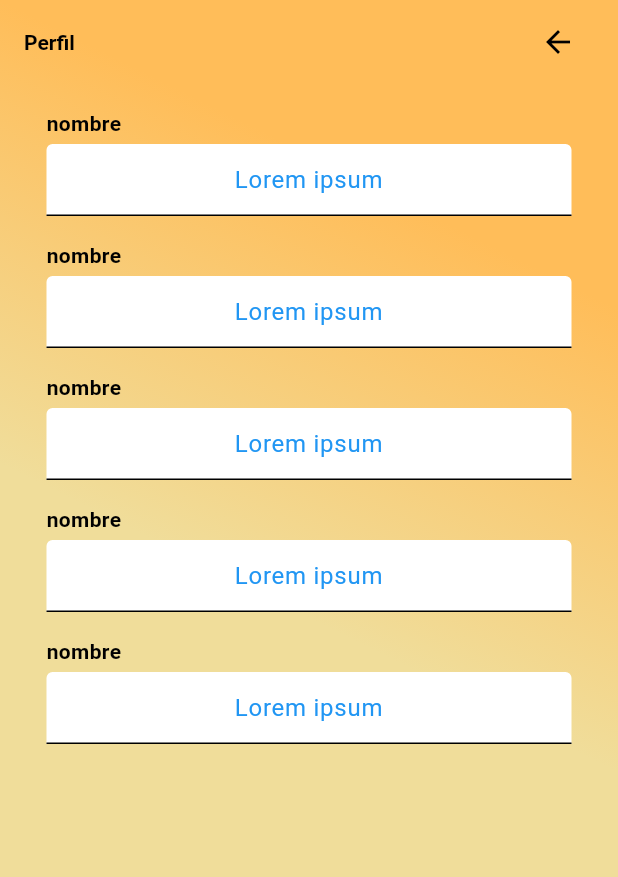
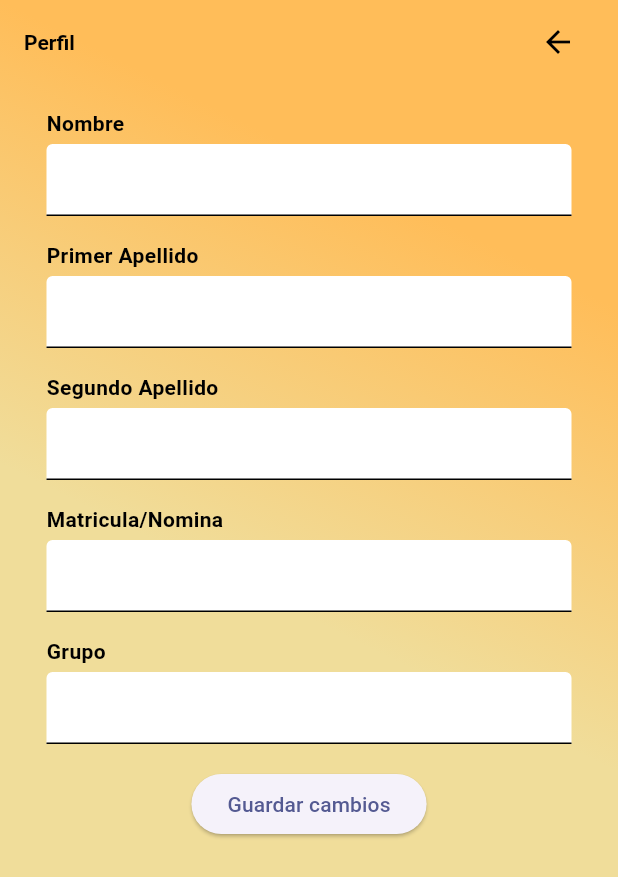
Before and after one commit to Jncr22/flutter-eventview-app, a Flutter app: the SettingProfileView screen opened by its route, on a phone screen of 412 x 824 dp. Shown: the top 877 px of the screen. Run offline on Flutter 3.47's test engine with Material 3 defaults, Android fonts, the phone set to English and light mode, and no system bars; our stand-ins replace camera, cloud_firestore, firebase_auth, firebase_core, firebase_storage, flutter_pw_validator and 4 more; accounts and stored records are empty.

Commit message:
feat - mostrar y actualizar datos en perfil de estudiante

```diff
--- a/lib/config/router/app_router.dart
+++ b/lib/config/router/app_router.dart
@@ -48,7 +48,7 @@ final appRouter = GoRouter(
      GoRoute(
       name: 'settingAccount',
       path: '/settingAccount',
-      builder: (context, state) => const SettingAccountView(),
+      builder: (context, state) => SettingAccountView(),
     ),
      GoRoute(
       name: 'settingSecure',
--- a/lib/presentation/screens/student/settings/setting_profile_screen.dart
+++ b/lib/presentation/screens/student/settings/setting_profile_screen.dart
@@ -1,74 +1,160 @@
-import 'package:eventview_application_1/presentation/screens.dart';
+import 'package:eventview_application_1/auth_service.dart';
 import 'package:flutter/material.dart';
+import 'package:eventview_application_1/presentation/screens.dart';// Asegúrate de tener este servicio
+import 'package:firebase_auth/firebase_auth.dart';
+import 'package:cloud_firestore/cloud_firestore.dart';
 import 'package:go_router/go_router.dart';
 
-
-class SettingProfileView extends StatelessWidget {
+class SettingProfileView extends StatefulWidget {
  const SettingProfileView({super.key});
 
  @override
+ _SettingProfileViewState createState() => _SettingProfileViewState();
+}
+
+class _SettingProfileViewState extends State<SettingProfileView> {
+ final TextEditingController _nameController = TextEditingController();
+ final TextEditingController _lastNameController = TextEditingController();
+ final TextEditingController _secondSurnameController = TextEditingController();
+ final TextEditingController _matriculaNominaController = TextEditingController();
+ final TextEditingController _grupoController = TextEditingController();
+ Map<String, dynamic>? _userData;
+
+ @override
+ void initState() {
+ super.initState();
+ _fetchUserData();
+}
+
+Future<void> _fetchUserData() async {
+ try {
+    final user = FirebaseAuth.instance.currentUser;
+    if (user != null) {
+      DocumentSnapshot userDoc =
+          await FirebaseFirestore.instance.collection('users').doc(user.uid).get();
+      setState(() {
+        _userData = userDoc.data() as Map<String, dynamic>?;
+      });
+    }
+ } catch (e) {
+    print('Error al obtener los datos del usuario: $e');
+ }
+}
+
+@override
 Widget build(BuildContext context) {
-    return  GradientBackground(
+ return GradientBackground(
     child: Scaffold(
       backgroundColor: Colors.transparent,
       appBar: AppBar(
         backgroundColor: Colors.transparent,
-          title: Align(child: Row(
+        title: Align(
+          child: Row(
             mainAxisAlignment: MainAxisAlignment.spaceBetween,
             children: [
-                const Text( 'Perfil',
-                style: TextStyle(color: Colors.black,fontWeight: FontWeight.bold),),
-                IconButton(color: Colors.black,
-                onPressed: (){
+              const Text(
+                'Perfil',
+                style: TextStyle(color: Colors.black, fontWeight: FontWeight.bold),
+              ),
+              IconButton(
+                color: Colors.black,
+                onPressed: () {
                  context.goNamed('settings');
-                }, icon:const Icon(Icons.arrow_back)),
+                },
+                icon: const Icon(Icons.arrow_back),
+              ),
             ],
-            ),),
           ),
-        body: const Stack(
+        ),
+      ),
+      body: _userData == null
+          ? const Center(
+              child: CircularProgressIndicator(),
+            )
+          : Stack(
               children: [
                 Center(
                  child: Column(
                     mainAxisAlignment: MainAxisAlignment.start,
                     children: [
-                  SizedBox(height:  16.0),
-                  TextFieldCustom(labelText: 'nombre',
-                  hintText: 'Lorem ipsum',
-                  fontSize:  16.0,
-                  constraints: BoxConstraints(minWidth:  100, maxWidth:  350),
+                      SizedBox(height: 16.0),
+                      TextFieldCustom(
+                        controller: _nameController,
+                        labelText: 'Nombre',
+                        hintText: _userData!['name'] ?? 'Lorem ipsum',
+                        fontSize: 16.0,
+                        constraints: BoxConstraints(minWidth: 100, maxWidth: 350),
                       ),
-                  SizedBox(height:  16.0),
-                  TextFieldCustom(labelText: 'nombre',
-                  hintText: 'Lorem ipsum',
-                  fontSize:  16.0,
-                  constraints: BoxConstraints(minWidth:  100, maxWidth:  350),
+                      SizedBox(height: 16.0),
+                      TextFieldCustom(
+                        controller: _lastNameController,
+                        labelText: 'Primer Apellido',
+                        hintText: _userData!['lastName'] ?? 'Lorem ipsum',
+                        fontSize: 16.0,
+                        constraints: BoxConstraints(minWidth: 100, maxWidth: 350),
                       ),
-                  SizedBox(height:  16.0),
-                  TextFieldCustom(labelText: 'nombre',
-                  hintText: 'Lorem ipsum',
-                  fontSize:  16.0,
-                  constraints: BoxConstraints(minWidth:  100, maxWidth:  350),
+                      SizedBox(height: 16.0),
+                      TextFieldCustom(
+                        controller: _secondSurnameController,
+                        labelText: 'Segundo Apellido',
+                        hintText: _userData!['secondSurname'] ?? 'Lorem ipsum',
+                        fontSize: 16.0,
+                        constraints: BoxConstraints(minWidth: 100, maxWidth: 350),
                       ),
-                  SizedBox(height:  16.0),
-                  TextFieldCustom(labelText: 'nombre',
-                  hintText: 'Lorem ipsum',
-                  fontSize:  16.0,
-                  constraints: BoxConstraints(minWidth:  100, maxWidth:  350),
+                      SizedBox(height: 16.0),
+                      TextFieldCustom(
+                        controller: _matriculaNominaController,
+                        labelText: 'Matricula/Nomina',
+                        hintText: _userData!['matriculaNomina'] ?? 'Lorem ipsum',
+                        fontSize: 16.0,
+                        constraints: BoxConstraints(minWidth: 100, maxWidth: 350),
                       ),
-                  SizedBox(height:  16.0),
-                  TextFieldCustom(labelText: 'nombre',
-                  hintText: 'Lorem ipsum',
-                  fontSize:  16.0,
-                  constraints: BoxConstraints(minWidth:  100, maxWidth:  350),
+                      SizedBox(height: 16.0),
+                      TextFieldCustom(
+                        controller: _grupoController,
+                        labelText: 'Grupo',
+                        hintText: _userData!['grupo'] ?? 'Lorem ipsum',
+                        fontSize: 16.0,
+                        constraints: BoxConstraints(minWidth: 100, maxWidth: 350),
                       ),
-
+                      SizedBox(height: 16.0),
+                      ElevatedButton(
+                        onPressed: () => _updateUserProfile(),
+                        child: Text('Guardar cambios'),
+                      ),
                     ],
                  ),
                 )
               ],
-        )
-        ,
+            ),
     ),
  );
 }
+
+void _updateUserProfile() {
+ Map<String, dynamic> updates = {};
+
+ if (_nameController.text.isNotEmpty) {
+    updates['name'] = _nameController.text;
  }
+ if (_lastNameController.text.isNotEmpty) {
+    updates['lastName'] = _lastNameController.text;
+ }
+ if (_secondSurnameController.text.isNotEmpty) {
+    updates['secondSurname'] = _secondSurnameController.text;
+ }
+ if (_matriculaNominaController.text.isNotEmpty) {
+    updates['matriculaNomina'] = _matriculaNominaController.text;
+ }
+ if (_grupoController.text.isNotEmpty) {
+    updates['grupo'] = _grupoController.text;
+ }
+
+ if (updates.isNotEmpty) {
+    AuthService().updateUserProfile(updates);
+ } else {
+    print('No se encontraron cambios para actualizar.');
+ }
+}
+
+}
--- a/lib/presentation/widgets/components/textfieldcustom.dart
+++ b/lib/presentation/widgets/components/textfieldcustom.dart
@@ -11,6 +11,7 @@ class TextFieldCustom extends StatelessWidget {
   final BoxConstraints? constraints;
   final bool obscureText;
   final TextEditingController? controller;
+  final bool readOnly;
 
   const TextFieldCustom({
     super.key,
@@ -24,6 +25,7 @@ class TextFieldCustom extends StatelessWidget {
     this.constraints,
     this.obscureText = false,
     this.controller,
+    this.readOnly = false,
   }) : assert(textColor != null && backgroundColor != null);
 
   @override
@@ -61,7 +63,8 @@ class TextFieldCustom extends StatelessWidget {
                   ),
                 ),
             keyboardType: keyboardType ?? TextInputType.text,
-            obscureText: obscureText, // Asegúrate de que el texto esté oculto
+            obscureText: obscureText,
+            readOnly: readOnly, // Asegúrate de que el texto esté oculto
           ),
         ),
       ],
```
Also changed, not shown: lib/auth_service.dart (+17 -0 lines). Lines whose indentation alone changed are shown as unchanged.
